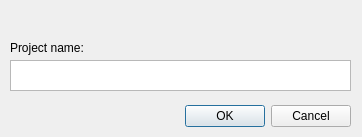
Above: src/createproj.ui from thuswa/subdms before the change. Below: the same form after it.
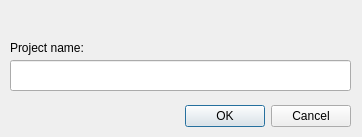
That is the form after the change.

Commit message: updated createproj ui with lineedit widget

```diff
--- a/src/createproj.ui
+++ b/src/createproj.ui
@@ -28,16 +28,6 @@
     <set>QDialogButtonBox::Cancel|QDialogButtonBox::Ok</set>
    </property>
   </widget>
-  <widget class="QTextEdit" name="textEdit" >
-   <property name="geometry" >
-    <rect>
-     <x>10</x>
-     <y>60</y>
-     <width>341</width>
-     <height>31</height>
-    </rect>
-   </property>
-  </widget>
   <widget class="QLabel" name="label" >
    <property name="geometry" >
     <rect>
@@ -51,6 +41,16 @@
     <string>Project name:</string>
    </property>
   </widget>
+  <widget class="QLineEdit" name="Project_name" >
+   <property name="geometry" >
+    <rect>
+     <x>10</x>
+     <y>60</y>
+     <width>341</width>
+     <height>31</height>
+    </rect>
+   </property>
+  </widget>
  </widget>
  <tabstops>
   <tabstop>New_Project_Confirm</tabstop>
```
Left out of the diff: 36 changed lines with no effect on the pictures.
